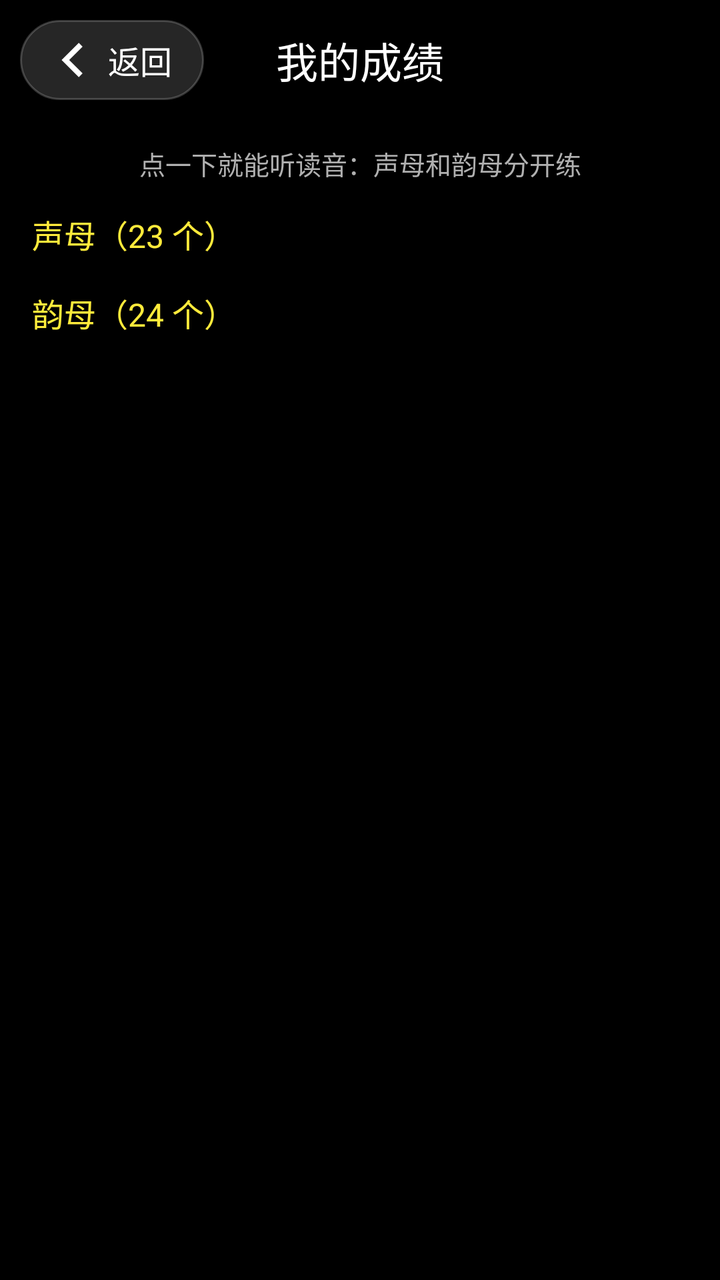
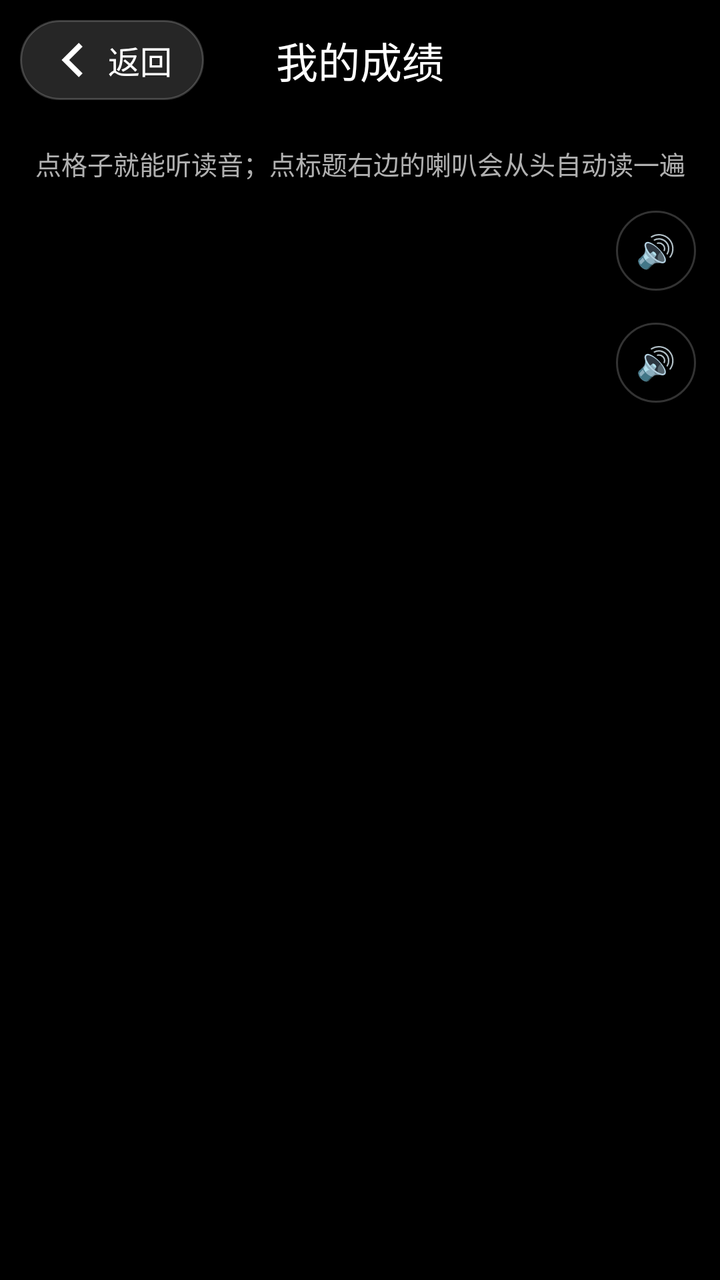

Compare the two renders of this Android layout. The source of the first and the diff that turns it into the second are given below.
<!-- AndroidManifest.xml: application theme Theme.EasyWord -->
<!-- res/layout/activity_pinyin.xml -->
<?xml version="1.0" encoding="utf-8"?>
<LinearLayout xmlns:android="http://schemas.android.com/apk/res/android"
    android:layout_width="match_parent"
    android:layout_height="match_parent"
    android:background="@color/black"
    android:orientation="vertical">

    <include
        android:id="@+id/bar"
        layout="@layout/bar_with_title" />

    <ScrollView
        android:layout_width="match_parent"
        android:layout_height="0dp"
        android:layout_weight="1">

        <LinearLayout
            android:layout_width="match_parent"
            android:layout_height="wrap_content"
            android:orientation="vertical"
            android:padding="12dp">

            <TextView
                android:layout_width="match_parent"
                android:layout_height="wrap_content"
                android:gravity="center"
                android:text="@string/pinyin_hint"
                android:textColor="@color/gray"
                android:textSize="13sp" />

            <TextView
                android:layout_width="match_parent"
                android:layout_height="wrap_content"
                android:layout_marginTop="14dp"
                android:layout_marginStart="4dp"
                android:text="@string/pinyin_initials"
                android:textColor="@color/yellow"
                android:textSize="16sp" />

            <LinearLayout
                android:id="@+id/initialBox"
                android:layout_width="match_parent"
                android:layout_height="wrap_content"
                android:orientation="vertical" />

            <TextView
                android:layout_width="match_parent"
                android:layout_height="wrap_content"
                android:layout_marginTop="16dp"
                android:layout_marginStart="4dp"
                android:text="@string/pinyin_finals"
                android:textColor="@color/yellow"
                android:textSize="16sp" />

            <LinearLayout
                android:id="@+id/finalBox"
                android:layout_width="match_parent"
                android:layout_height="wrap_content"
                android:orientation="vertical" />
        </LinearLayout>
    </ScrollView>
</LinearLayout>
<!-- res/layout/bar_with_title.xml (included above) -->
<?xml version="1.0" encoding="utf-8"?>
<FrameLayout xmlns:android="http://schemas.android.com/apk/res/android"
    android:layout_width="match_parent"
    android:layout_height="wrap_content"
    android:padding="10dp">

    <Button
        android:id="@+id/btnBack"
        style="@style/Widget.EasyWord.BackButton"
        android:layout_width="wrap_content"
        android:layout_height="wrap_content"
        android:layout_gravity="start|center_vertical" />

    <TextView
        android:id="@+id/textBarTitle"
        android:layout_width="match_parent"
        android:layout_height="wrap_content"
        android:layout_gravity="center"
        android:gravity="center"
        android:textColor="@color/white"
        android:textSize="21sp"
        android:text="我的成绩" />
</FrameLayout>
<!-- resources referenced by this layout -->
<resources>
  <color name="black">#000000</color>
  <color name="gray">#B0B0B0</color>
  <color name="white">#FFFFFF</color>
  <color name="yellow">#FFEB3B</color>
  <string name="pinyin_finals">韵母（24 个）</string>
  <string name="pinyin_hint">点一下就能听读音：声母和韵母分开练</string>
  <string name="pinyin_initials">声母（23 个）</string>
  <style name="Widget.EasyWord.BackButton" parent="Widget.AppCompat.Button.Borderless">
          <item name="android:background">@drawable/bg_back_button</item>
          <item name="android:drawableStart">@drawable/ic_back</item>
          <item name="android:drawablePadding">6dp</item>
          <item name="android:drawableTint">@color/white</item>
          <item name="android:gravity">center_vertical</item>
          <item name="android:minWidth">0dp</item>
          <item name="android:minHeight">0dp</item>
          <item name="android:paddingStart">14dp</item>
          <item name="android:paddingEnd">16dp</item>
          <item name="android:paddingTop">8dp</item>
          <item name="android:paddingBottom">8dp</item>
          <item name="android:text">@string/favorite_back</item>
          <item name="android:textAllCaps">false</item>
          <item name="android:textColor">@color/white</item>
          <item name="android:textSize">16sp</item>
      </style>
  <style name="Theme.EasyWord" parent="Theme.AppCompat.NoActionBar">
          <item name="android:windowBackground">@color/black</item>
          <item name="android:statusBarColor">@color/black</item>
          <item name="android:navigationBarColor">@color/black</item>
          <item name="colorPrimary">@color/black</item>
          <item name="colorPrimaryDark">@color/black</item>
          <item name="colorAccent">@color/yellow</item>
      </style>
  <!-- drawable bg_back_button (drawable) -->
  <?xml version="1.0" encoding="utf-8"?>
  <shape xmlns:android="http://schemas.android.com/apk/res/android"
      android:shape="rectangle">
      <solid android:color="#26FFFFFF" />
      <corners android:radius="20dp" />
      <stroke
          android:width="1dp"
          android:color="#33FFFFFF" />
  </shape>
  <!-- drawable ic_back (drawable) -->
  <?xml version="1.0" encoding="utf-8"?>
  <vector xmlns:android="http://schemas.android.com/apk/res/android"
      android:width="24dp"
      android:height="24dp"
      android:viewportWidth="24"
      android:viewportHeight="24">
  
      <path
          android:fillColor="@color/white"
          android:pathData="M15.4,3.4l1.9,1.9 -6.7,6.7 6.7,6.7 -1.9,1.9 -8.6,-8.6z" />
  </vector>
  <string name="favorite_back">返回</string>
</resources>

<!-- the commit's change to res/layout/activity_pinyin.xml (unified diff, before → after) -->
@@ -28,14 +28,12 @@
                 android:textColor="@color/gray"
                 android:textSize="13sp" />
 
-            <TextView
+            <include
+                android:id="@+id/headerInitials"
+                layout="@layout/section_header"
                 android:layout_width="match_parent"
                 android:layout_height="wrap_content"
-                android:layout_marginTop="14dp"
-                android:layout_marginStart="4dp"
-                android:text="@string/pinyin_initials"
-                android:textColor="@color/yellow"
-                android:textSize="16sp" />
+                android:layout_marginTop="14dp" />
 
             <LinearLayout
                 android:id="@+id/initialBox"
@@ -43,14 +41,12 @@
                 android:layout_height="wrap_content"
                 android:orientation="vertical" />
 
-            <TextView
+            <include
+                android:id="@+id/headerFinals"
+                layout="@layout/section_header"
                 android:layout_width="match_parent"
                 android:layout_height="wrap_content"
-                android:layout_marginTop="16dp"
-                android:layout_marginStart="4dp"
-                android:text="@string/pinyin_finals"
-                android:textColor="@color/yellow"
-                android:textSize="16sp" />
+                android:layout_marginTop="16dp" />
 
             <LinearLayout
                 android:id="@+id/finalBox"
@@ -84,3 +80,31 @@
         android:textSize="21sp"
         android:text="我的成绩" />
 </FrameLayout>
+<!-- res/layout/section_header.xml (included above) -->
+<?xml version="1.0" encoding="utf-8"?>
+<LinearLayout xmlns:android="http://schemas.android.com/apk/res/android"
+    android:layout_width="match_parent"
+    android:layout_height="wrap_content"
+    android:gravity="center_vertical"
+    android:orientation="horizontal"
+    android:paddingStart="4dp">
+
+    <TextView
+        android:id="@+id/textSectionTitle"
+        android:layout_width="0dp"
+        android:layout_height="wrap_content"
+        android:layout_weight="1"
+        android:textColor="@color/yellow"
+        android:textSize="16sp" />
+
+    <Button
+        android:id="@+id/btnSectionSpeak"
+        android:layout_width="40dp"
+        android:layout_height="40dp"
+        android:background="@drawable/bg_semi_black"
+        android:minWidth="0dp"
+        android:minHeight="0dp"
+        android:text="@string/btn_speak"
+        android:textColor="@color/yellow"
+        android:textSize="16sp" />
+</LinearLayout>
<!-- resource entries referenced after the edit -->
@@ -4,9 +4,18 @@
   <color name="gray">#B0B0B0</color>
   <color name="white">#FFFFFF</color>
   <color name="yellow">#FFEB3B</color>
-  <string name="pinyin_finals">韵母（24 个）</string>
-  <string name="pinyin_hint">点一下就能听读音：声母和韵母分开练</string>
-  <string name="pinyin_initials">声母（23 个）</string>
+  <!-- drawable bg_semi_black (drawable) -->
+  <?xml version="1.0" encoding="utf-8"?>
+  <shape xmlns:android="http://schemas.android.com/apk/res/android"
+      android:shape="rectangle">
+      <solid android:color="@color/overlay_black" />
+      <corners android:radius="26dp" />
+      <stroke
+          android:width="1dp"
+          android:color="@color/semi_white" />
+  </shape>
+  <string name="btn_speak">🔊</string>
+  <string name="pinyin_hint">点格子就能听读音；点标题右边的喇叭会从头自动读一遍</string>
   <style name="Widget.EasyWord.BackButton" parent="Widget.AppCompat.Button.Borderless">
           <item name="android:background">@drawable/bg_back_button</item>
           <item name="android:drawableStart">@drawable/ic_back</item>
@@ -32,6 +41,8 @@
           <item name="colorPrimaryDark">@color/black</item>
           <item name="colorAccent">@color/yellow</item>
       </style>
+  <color name="overlay_black">#99000000</color>
+  <color name="semi_white">#33FFFFFF</color>
   <!-- drawable bg_back_button (drawable) -->
   <?xml version="1.0" encoding="utf-8"?>
   <shape xmlns:android="http://schemas.android.com/apk/res/android"
